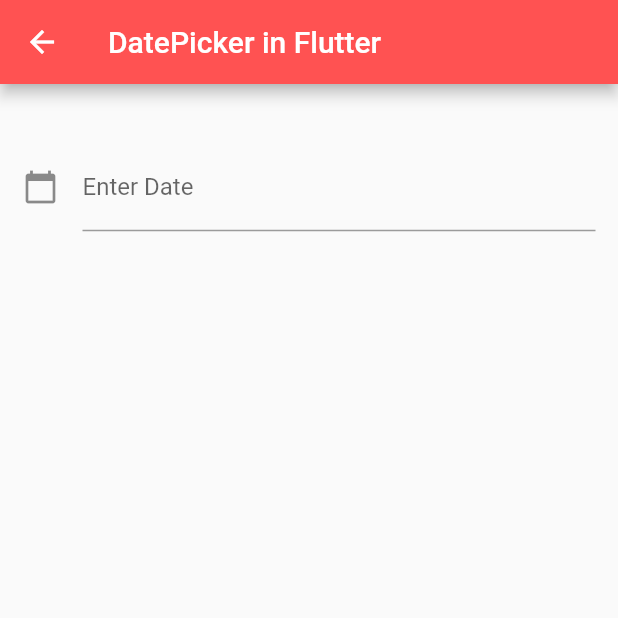
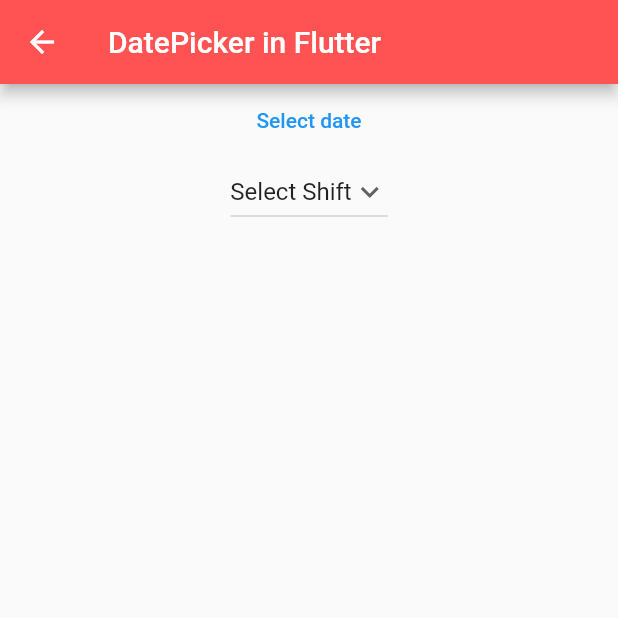
Before and after one commit to alitta01/Nutrix-, a Flutter app: the Swapf screen opened directly, on a phone screen of 412 x 824 dp, the top half of it. Run offline on Flutter 3.47's test engine with Material 2 defaults, Android fonts, the phone set to English and light mode, and no system bars; our stand-ins replace cloud_firestore, curved_navigation_bar, firebase_auth, firebase_core, flutter_datetime_picker, font_awesome_flutter; missing offline and left inert: cloud_firestore_web, dart:html, firebase_auth_web, firebase_core_web; accounts and stored records are empty.

Commit message:
Update swapage.dart

```diff
--- a/lib/swapage.dart
+++ b/lib/swapage.dart
@@ -1,5 +1,6 @@
 import 'dart:html';
 import 'package:intl/intl.dart';
+import 'package:flutter_datetime_picker/flutter_datetime_picker.dart';
 import 'package:flutter/cupertino.dart';
 import 'package:flutter/material.dart';
 
@@ -17,12 +18,55 @@ class _Swapf extends State<Swapf> {
   Widget build(BuildContext context) {
     return Container(
       child: Text(week.toString()),
+
     );*/
-    TextEditingController dateInput = TextEditingController();
+DateTime findFirstDateOfTheWeek(DateTime dateTime) {
+  return dateTime.subtract(Duration(days: dateTime.weekday - 1));
+}
+DateTime findLastDateOfTheWeek(DateTime dateTime) {
+  if(dateTime.weekday!=7){
+    return dateTime
+        .add(Duration(days: DateTime.daysPerWeek - dateTime.weekday));}
+  else{
+    DateTime s1=dateTime
+        .add(Duration(days: DateTime.daysPerWeek - dateTime.weekday));
+        return s1.add(Duration(days:7));
+  }
+}
+int findDay(DateTime dateTime) {
+    return dateTime.day;
+}
+int findMonth(DateTime dateTime) {
+    return dateTime.month;
+}
+int findYear(DateTime dateTime) {
+    return dateTime.year;
+}
+
+DateTime today=DateTime.now();
+late DateTime first;
+late DateTime last;
+late DateTime SelectDate;
+late String SelectShift;
+
+TextEditingController dateInput = TextEditingController();
+
+String dropdownvalue = 'Select Shift';
+
+  // List of items in our dropdown menu
+  var items = [
+    'Select Shift',
+    'Day',
+    'Afternoon',
+    'Night',
+  ];
 
   @override
   void initState() {
     dateInput.text = ""; //set the initial value of text field
+    DateTime today=DateTime.now();
+    first=findFirstDateOfTheWeek(today);
+    last=findLastDateOfTheWeek(today);
     super.initState();
   }
     @override
@@ -33,40 +77,46 @@ class _Swapf extends State<Swapf> {
           backgroundColor: Colors.redAccent, //background color of app bar
         ),
         body: Container(
-            padding: EdgeInsets.all(15),
-            height: MediaQuery.of(context).size.width / 3,
-            child: Center(
-                child: TextField(
-              controller: dateInput,
-              //editing controller of this TextField
-              decoration: InputDecoration(
-                  icon: Icon(Icons.calendar_today), //icon of text field
-                  labelText: "Enter Date" //label text of field
-                  ),
-              readOnly: true,
-              //set it true, so that user will not able to edit text
-              onTap: () async {
-                DateTime? pickedDate = await showDatePicker(
-                    context: context,
-                    initialDate: DateTime.now(),
-                    firstDate: DateTime(2021),
-                    //DateTime.now() - not to allow to choose before today.
-                    lastDate: DateTime(2022));
+          child:Column(
+            children:[
+              TextButton(
+                onPressed: () {
+                  DatePicker.showDatePicker(context,
+                  showTitleActions: true,
+                  minTime: DateTime(findYear(first),findMonth(first),findDay(first)),
+                  maxTime: DateTime(findYear(last),findMonth(last),findDay(last)), onChanged: (date) {
+                  print('change $date');
+                  }, onConfirm: (date) {
+                  print('confirm $date');
+                  SelectDate=DateFormat.ABBR_MONTH_DAY.format(date);
+                  print(SelectDate);
+                  }, currentTime: DateTime.now(), locale: LocaleType.en);
+                  },
+                  child: Text('Select date',style: TextStyle(color: Colors.blue),)),
+                 Center(
+                    child:DropdownButton(
+                      // Initial Value
+                      value: dropdownvalue,
+                      // Down Arrow Icon
+                      icon: const Icon(Icons.keyboard_arrow_down),
+                      // Array list of items
+                      items: items.map((String items) {
+                return DropdownMenuItem(
+                    value: items,
+                    child: Text(items),
+                );
+              }).toList(),
+              onChanged: (String? newValue) {
+                setState(() {
+                  dropdownvalue = newValue!;
+                  SelectShift=newValue;//
+                });
+              },
+            ),
+                  )]
 
-                if (pickedDate != null) {
-                  print(
-                      pickedDate); //pickedDate output format => 2021-03-10 00:00:00.000
-                  String formattedDate =DateFormat('yyyy-MM-dd').format(pickedDate);
-                  print(
-                      formattedDate); //formatted date output using intl package =>  2021-03-16
-                  setState(() {
-                    dateInput.text =formattedDate; //set output date to TextField value.
-                  });
-                } else {}
-              },
-            ))));
+          )
+        )
+        );
   }
 }
-class Timepicker extends StatelessWidget{
-  return
-}
```
